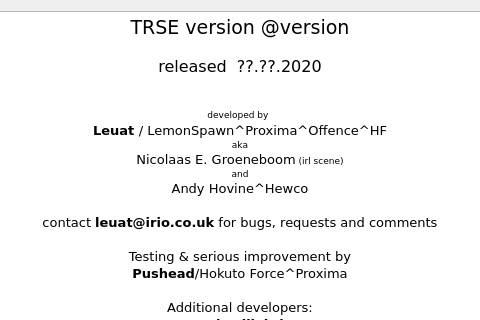
This is source/dialogabout.ui in leuat/TRSE as Qt 5 draws it before an edit; both pictures show x 153 to 633 and y 0 to 320 of the 800 by 470 pixel window. The edited form follows.
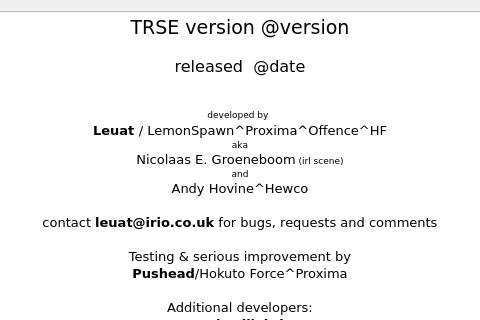
This is the edited form. Icons and pictures are not drawn.

```diff
--- a/source/dialogabout.ui
+++ b/source/dialogabout.ui
@@ -45,7 +45,7 @@
 p, li { white-space: pre-wrap; }
 &lt;/style&gt;&lt;/head&gt;&lt;body style=&quot; font-family:'Verdana'; font-size:10pt; font-weight:400; font-style:normal;&quot;&gt;
 &lt;p align=&quot;center&quot; style=&quot; margin-top:0px; margin-bottom:0px; margin-left:0px; margin-right:0px; -qt-block-indent:0; text-indent:0px;&quot;&gt;&lt;span style=&quot; font-size:14pt;&quot;&gt;TRSE version @version&lt;/span&gt;&lt;/p&gt;
-&lt;p align=&quot;center&quot; style=&quot; margin-top:18px; margin-bottom:12px; margin-left:0px; margin-right:0px; -qt-block-indent:0; text-indent:0px;&quot;&gt;&lt;span style=&quot; font-size:12pt;&quot;&gt;released  ??.??.2020&lt;/span&gt;&lt;/p&gt;
+&lt;p align=&quot;center&quot; style=&quot; margin-top:18px; margin-bottom:12px; margin-left:0px; margin-right:0px; -qt-block-indent:0; text-indent:0px;&quot;&gt;&lt;span style=&quot; font-size:12pt;&quot;&gt;released  @date&lt;/span&gt;&lt;/p&gt;
 &lt;p align=&quot;center&quot; style=&quot;-qt-paragraph-type:empty; margin-top:0px; margin-bottom:0px; margin-left:0px; margin-right:0px; -qt-block-indent:0; text-indent:0px;&quot;&gt;&lt;br /&gt;&lt;/p&gt;
 &lt;p align=&quot;center&quot; style=&quot; margin-top:0px; margin-bottom:0px; margin-left:0px; margin-right:0px; -qt-block-indent:0; text-indent:0px;&quot;&gt;&lt;img src=&quot;:/resources/images/creatures.png&quot; width=&quot;160&quot; /&gt;&lt;/p&gt;
 &lt;p align=&quot;center&quot; style=&quot; margin-top:0px; margin-bottom:0px; margin-left:0px; margin-right:0px; -qt-block-indent:0; text-indent:0px;&quot;&gt;&lt;span style=&quot; font-size:7pt;&quot;&gt;developed by&lt;/span&gt; &lt;/p&gt;
```
